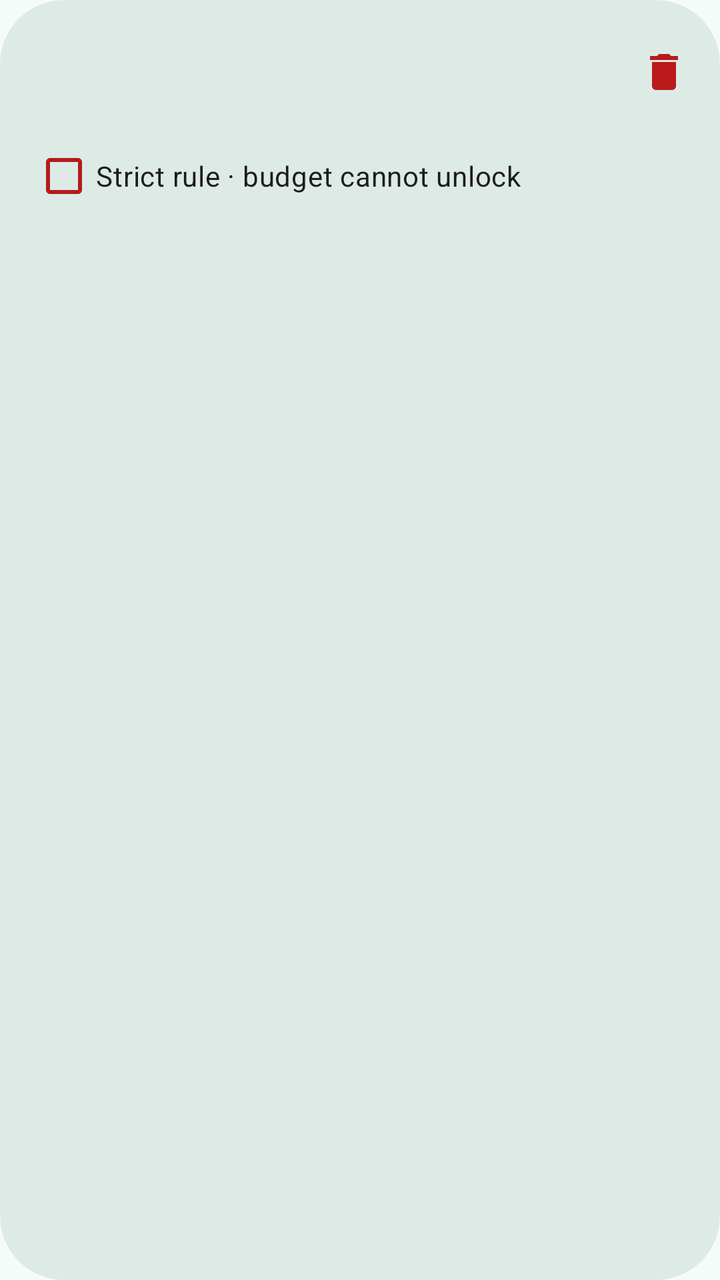
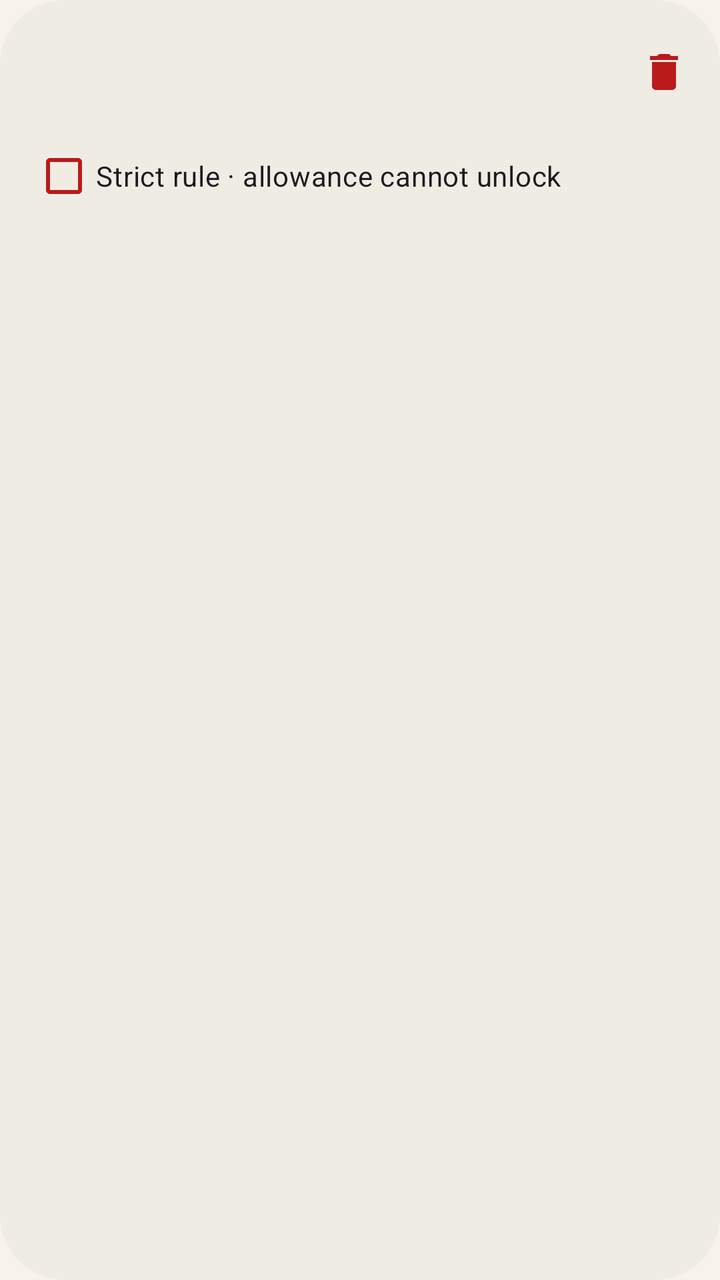

Before-and-after screenshots of an Android layout around one commit, followed by the original layout XML and the change that was made.
<!-- AndroidManifest.xml: application theme Theme.Voward -->
<!-- res/layout/custom_app_rule_item_modern.xml -->
<?xml version="1.0" encoding="utf-8"?>
<com.google.android.material.card.MaterialCardView xmlns:android="http://schemas.android.com/apk/res/android" xmlns:app="http://schemas.android.com/apk/res-auto" style="@style/Widget.ModernHabit.Card" android:layout_width="match_parent" android:layout_height="wrap_content" android:layout_marginBottom="@dimen/spacing_sm" app:cardBackgroundColor="?attr/colorSurfaceVariant">
    <LinearLayout android:layout_width="match_parent" android:layout_height="wrap_content" android:orientation="vertical" android:paddingStart="@dimen/spacing_md" android:paddingEnd="@dimen/spacing_xs" android:paddingTop="@dimen/spacing_sm" android:paddingBottom="@dimen/spacing_sm">
        <LinearLayout android:layout_width="match_parent" android:layout_height="wrap_content" android:minHeight="56dp" android:gravity="center_vertical" android:orientation="horizontal">
            <ImageView android:id="@+id/app_icon" android:layout_width="40dp" android:layout_height="40dp" android:contentDescription="@null" />
            <LinearLayout android:layout_width="0dp" android:layout_height="wrap_content" android:layout_marginStart="@dimen/spacing_md" android:layout_weight="1" android:orientation="vertical">
                <TextView android:id="@+id/app_name_text" android:layout_width="match_parent" android:layout_height="wrap_content" android:textAppearance="?attr/textAppearanceTitleMedium" />
                <TextView android:id="@+id/package_text" android:layout_width="match_parent" android:layout_height="wrap_content" android:ellipsize="middle" android:maxLines="1" android:textAppearance="?attr/textAppearanceBodySmall" android:textColor="?attr/colorOnSurfaceVariant" />
            </LinearLayout>
            <ImageButton android:id="@+id/delete_button" android:layout_width="@dimen/touch_target_min" android:layout_height="@dimen/touch_target_min" android:background="?attr/selectableItemBackgroundBorderless" android:contentDescription="@string/Remove" android:src="@drawable/ic_delete" app:tint="?attr/colorError" />
        </LinearLayout>
        <com.google.android.material.checkbox.MaterialCheckBox android:id="@+id/strict_rule_checkbox" android:layout_width="match_parent" android:layout_height="wrap_content" android:text="@string/strict_rule_row_label" app:buttonTint="?attr/colorError" />
    </LinearLayout>
</com.google.android.material.card.MaterialCardView>
<!-- resources referenced by this layout -->
<resources>
  <dimen name="spacing_md">16dp</dimen>
  <dimen name="spacing_sm">8dp</dimen>
  <dimen name="spacing_xs">4dp</dimen>
  <dimen name="touch_target_min">48dp</dimen>
  <!-- drawable ic_delete (drawable) -->
  <?xml version="1.0" encoding="utf-8"?>
  <vector xmlns:android="http://schemas.android.com/apk/res/android"
      android:width="24dp"
      android:height="24dp"
      android:viewportWidth="24"
      android:viewportHeight="24">
      <path
          android:fillColor="@android:color/white"
          android:pathData="M6,19c0,1.1 0.9,2 2,2h8c1.1,0 2,-0.9 2,-2V7H6v12zM19,4h-3.5l-1,-1h-5l-1,1H5v2h14V4z" />
  </vector>
  <string name="Remove">Remove</string>
  <string name="strict_rule_row_label">Strict rule · budget cannot unlock</string>
  <style name="Widget.ModernHabit.Card" parent="@style/Widget.Voward.Card" />
  <style name="Widget.Voward.Card" parent="Widget.Material3.CardView.Elevated">
          <item name="cardCornerRadius">@dimen/card_corner_radius_large</item>
          <item name="cardElevation">0dp</item>
          <item name="strokeWidth">0dp</item>
      </style>
  <color name="md_primary">#006B5B</color>
  <color name="md_on_primary">#FFFFFF</color>
  <color name="md_primary_container">#A4F2DD</color>
  <color name="md_on_primary_container">#00201A</color>
  <color name="md_secondary">#35656D</color>
  <color name="md_on_secondary">#FFFFFF</color>
  <color name="md_secondary_container">#BCEBF4</color>
  <color name="md_on_secondary_container">#001F24</color>
  <color name="md_tertiary">#8A4F00</color>
  <color name="md_on_tertiary">#FFFFFF</color>
  <color name="md_tertiary_container">#FFDDB8</color>
  <color name="md_on_tertiary_container">#2C1600</color>
  <color name="md_error">#BA1A1A</color>
  <color name="md_on_error">#FFFFFF</color>
  <color name="md_background">#F4FBF8</color>
  <color name="md_on_background">#15201D</color>
  <color name="md_surface">#F4FBF8</color>
  <color name="md_on_surface">#15201D</color>
  <color name="md_surface_variant">#DDEAE5</color>
  <color name="md_on_surface_variant">#3F4945</color>
  <color name="md_outline">#6F7974</color>
  <style name="ShapeAppearance.Voward.Small" parent="ShapeAppearance.Material3.Corner.Medium">
          <item name="cornerSize">14dp</item>
      </style>
  <style name="ShapeAppearance.Voward.Medium" parent="ShapeAppearance.Material3.Corner.Large">
          <item name="cornerSize">22dp</item>
      </style>
  <style name="ShapeAppearance.Voward.Large" parent="ShapeAppearance.Material3.Corner.ExtraLarge">
          <item name="cornerSize">32dp</item>
      </style>
  <dimen name="card_corner_radius_large">32dp</dimen>
  <!-- unchanged entries left out for length: 1 -->
</resources>

<!-- the commit's change to res/layout/custom_app_rule_item_modern.xml (unified diff, before → after) -->
@@ -7,6 +7,7 @@
                 <TextView android:id="@+id/app_name_text" android:layout_width="match_parent" android:layout_height="wrap_content" android:textAppearance="?attr/textAppearanceTitleMedium" />
                 <TextView android:id="@+id/package_text" android:layout_width="match_parent" android:layout_height="wrap_content" android:ellipsize="middle" android:maxLines="1" android:textAppearance="?attr/textAppearanceBodySmall" android:textColor="?attr/colorOnSurfaceVariant" />
             </LinearLayout>
+            <TextView android:id="@+id/strict_badge" android:layout_width="wrap_content" android:layout_height="wrap_content" android:background="@drawable/bg_status_attention" android:text="@string/strict_badge" android:textAppearance="?attr/textAppearanceLabelSmall" android:textColor="@color/status_warning" android:visibility="gone" />
             <ImageButton android:id="@+id/delete_button" android:layout_width="@dimen/touch_target_min" android:layout_height="@dimen/touch_target_min" android:background="?attr/selectableItemBackgroundBorderless" android:contentDescription="@string/Remove" android:src="@drawable/ic_delete" app:tint="?attr/colorError" />
         </LinearLayout>
         <com.google.android.material.checkbox.MaterialCheckBox android:id="@+id/strict_rule_checkbox" android:layout_width="match_parent" android:layout_height="wrap_content" android:text="@string/strict_rule_row_label" app:buttonTint="?attr/colorError" />
<!-- resource entries referenced after the edit -->
@@ -1,9 +1,17 @@
 <!-- resources referenced by this layout -->
 <resources>
+  <color name="status_warning">#A84434</color>
   <dimen name="spacing_md">16dp</dimen>
   <dimen name="spacing_sm">8dp</dimen>
   <dimen name="spacing_xs">4dp</dimen>
   <dimen name="touch_target_min">48dp</dimen>
+  <!-- drawable bg_status_attention (drawable) -->
+  <?xml version="1.0" encoding="utf-8"?>
+  <shape xmlns:android="http://schemas.android.com/apk/res/android" android:shape="rectangle">
+      <solid android:color="@color/status_warning_container" />
+      <corners android:radius="999dp" />
+      <padding android:left="12dp" android:top="6dp" android:right="12dp" android:bottom="6dp" />
+  </shape>
   <!-- drawable ic_delete (drawable) -->
   <?xml version="1.0" encoding="utf-8"?>
   <vector xmlns:android="http://schemas.android.com/apk/res/android"
@@ -16,34 +24,36 @@
           android:pathData="M6,19c0,1.1 0.9,2 2,2h8c1.1,0 2,-0.9 2,-2V7H6v12zM19,4h-3.5l-1,-1h-5l-1,1H5v2h14V4z" />
   </vector>
   <string name="Remove">Remove</string>
-  <string name="strict_rule_row_label">Strict rule · budget cannot unlock</string>
+  <string name="strict_badge">STRICT</string>
+  <string name="strict_rule_row_label">Strict rule · allowance cannot unlock</string>
   <style name="Widget.ModernHabit.Card" parent="@style/Widget.Voward.Card" />
+  <color name="status_warning_container">#FFE2DA</color>
   <style name="Widget.Voward.Card" parent="Widget.Material3.CardView.Elevated">
           <item name="cardCornerRadius">@dimen/card_corner_radius_large</item>
           <item name="cardElevation">0dp</item>
           <item name="strokeWidth">0dp</item>
       </style>
-  <color name="md_primary">#006B5B</color>
+  <color name="md_primary">#174A42</color>
   <color name="md_on_primary">#FFFFFF</color>
-  <color name="md_primary_container">#A4F2DD</color>
-  <color name="md_on_primary_container">#00201A</color>
-  <color name="md_secondary">#35656D</color>
+  <color name="md_primary_container">#DCE8DE</color>
+  <color name="md_on_primary_container">#12342E</color>
+  <color name="md_secondary">#587B72</color>
   <color name="md_on_secondary">#FFFFFF</color>
-  <color name="md_secondary_container">#BCEBF4</color>
-  <color name="md_on_secondary_container">#001F24</color>
-  <color name="md_tertiary">#8A4F00</color>
+  <color name="md_secondary_container">#E5F0F2</color>
+  <color name="md_on_secondary_container">#17383C</color>
+  <color name="md_tertiary">#D95D49</color>
   <color name="md_on_tertiary">#FFFFFF</color>
-  <color name="md_tertiary_container">#FFDDB8</color>
-  <color name="md_on_tertiary_container">#2C1600</color>
+  <color name="md_tertiary_container">#FFE2DA</color>
+  <color name="md_on_tertiary_container">#4C170E</color>
   <color name="md_error">#BA1A1A</color>
   <color name="md_on_error">#FFFFFF</color>
-  <color name="md_background">#F4FBF8</color>
-  <color name="md_on_background">#15201D</color>
-  <color name="md_surface">#F4FBF8</color>
-  <color name="md_on_surface">#15201D</color>
-  <color name="md_surface_variant">#DDEAE5</color>
-  <color name="md_on_surface_variant">#3F4945</color>
-  <color name="md_outline">#6F7974</color>
+  <color name="md_background">#F7F3EC</color>
+  <color name="md_on_background">#152622</color>
+  <color name="md_surface">#FCFAF6</color>
+  <color name="md_on_surface">#152622</color>
+  <color name="md_surface_variant">#EFECE4</color>
+  <color name="md_on_surface_variant">#4E5B56</color>
+  <color name="md_outline">#89938D</color>
   <style name="ShapeAppearance.Voward.Small" parent="ShapeAppearance.Material3.Corner.Medium">
           <item name="cornerSize">14dp</item>
       </style>
